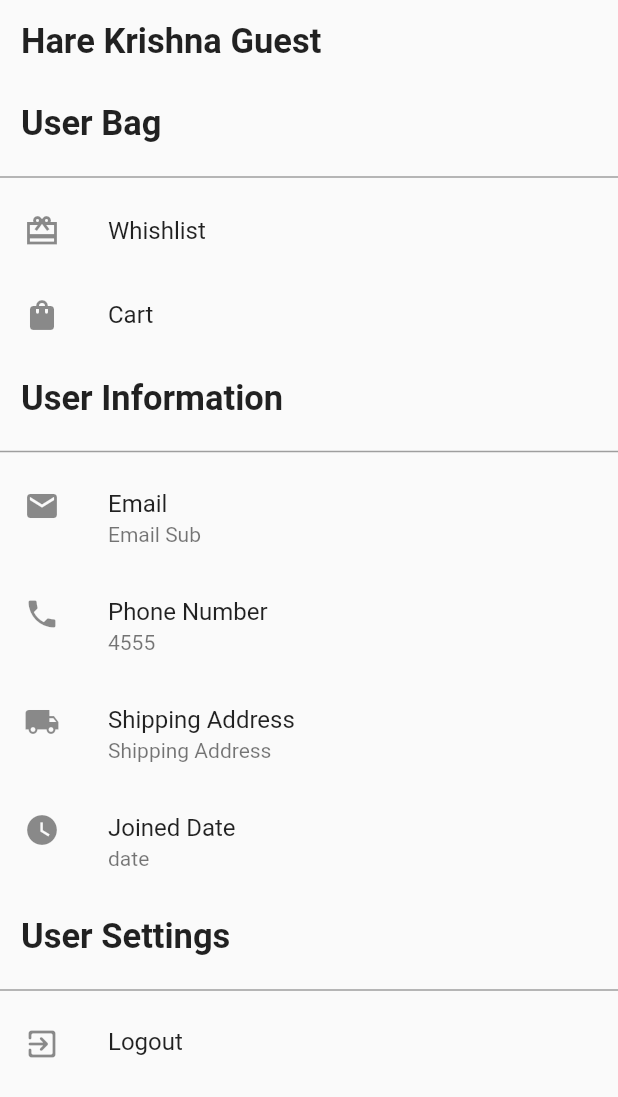
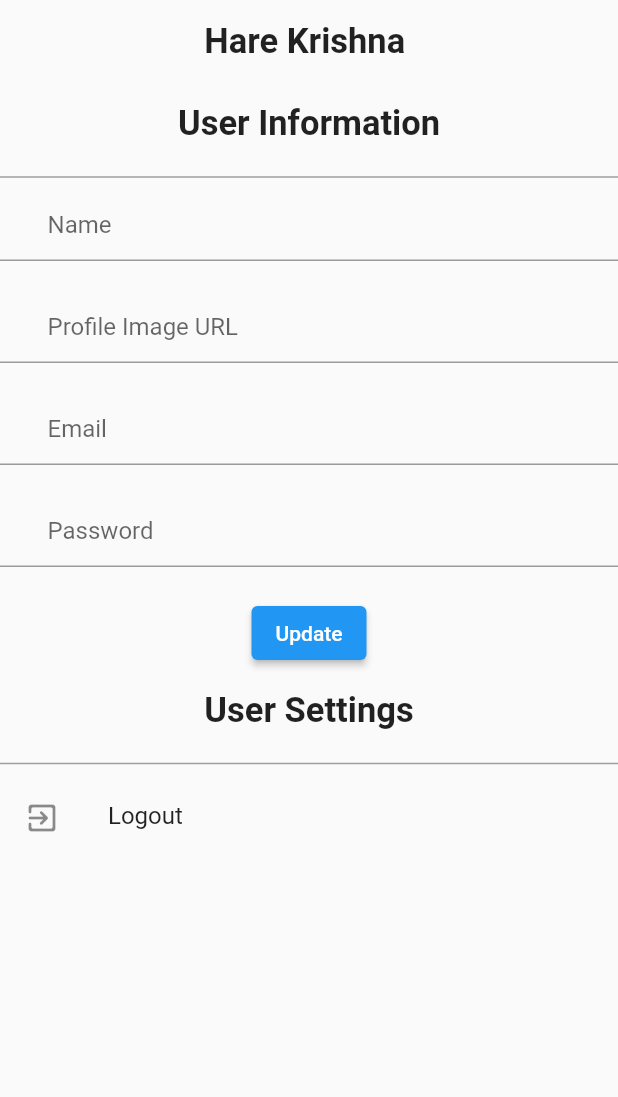
Before and after one commit to mail2sree/HareKrishnaJapaYagna, a Flutter app: the Profile screen opened directly, on a phone screen of 412 x 824 dp. Shown: the top 1097 px of the screen. Run offline on Flutter 3.47's test engine with Material 2 defaults, Android fonts, the light colour scheme and no system bars; our stand-ins replace firebase_auth, firebase_core, firebase_database, youtube_player_flutter; accounts and stored records are empty; network calls fail.

Commit message:
Hare Krishna Japa Yagna

```diff
--- a/lib/main.dart
+++ b/lib/main.dart
@@ -3,7 +3,6 @@
 import 'package:firebase_auth/firebase_auth.dart';
 import 'package:flutter/material.dart';
 import 'package:firebase_core/firebase_core.dart';
-import 'package:harekrishnajapayagna/home.dart';
 import 'package:harekrishnajapayagna/nav_screen.dart';
 
 void main() {
@@ -18,6 +17,7 @@ class MyApp extends StatelessWidget {
   Widget build(BuildContext context) {
     return MaterialApp(
       title: 'Hare Krishna Japa Yagna',
+      debugShowCheckedModeBanner: false,
       theme: ThemeData(
         primarySwatch: Colors.blue,
       ),
@@ -76,7 +76,7 @@ class _MyHomePageState extends State<MyHomePage> {
         verificationFailed: verificationFailed,
         codeSent: codeSent,
         codeAutoRetrievalTimeout: codeAutoRetrievalTimeout,
-        timeout: Duration(minutes: 1));
+        timeout: Duration(seconds: 30));
     setState(() {
       otpSent = true;
     });
@@ -146,7 +146,7 @@ class _MyHomePageState extends State<MyHomePage> {
                               ),
                             ),
                             ElevatedButton(
-                                onPressed: _verifyOTP, child: Text('Register'))
+                                onPressed: _verifyOTP, child: Text('Login'))
                           ],
                         )
                       : Column(
--- a/lib/profile.dart
+++ b/lib/profile.dart
@@ -1,50 +1,49 @@
 import 'package:flutter/material.dart';
+import 'package:firebase_auth/firebase_auth.dart';
+import 'package:harekrishnajapayagna/home.dart';
 
 class Profile extends StatelessWidget {
   ScrollController _scrollController;
   var top = 0.0;
+  TextEditingController _name = TextEditingController();
+  TextEditingController _profileurl = TextEditingController();
+  TextEditingController _email = TextEditingController();
+  TextEditingController _password = TextEditingController();
+
+  void logout() {
+    FirebaseAuth.instance.signOut();
+  }
+
   @override
   Widget build(BuildContext context) {
+    void _save() {
+      var name = _name.text;
+      var profileurl = _profileurl.text;
+      var email = _email.text;
+      var password = _password.text;
+      FirebaseAuth.instance.currentUser.updateDisplayName(name);
+      FirebaseAuth.instance.currentUser.updatePhotoURL(profileurl);
+      FirebaseAuth.instance.currentUser.updateEmail(email);
+      FirebaseAuth.instance.currentUser.updatePassword(password);
+      FirebaseAuth.instance.currentUser.reload();
+      Navigator.push(
+        context,
+        MaterialPageRoute(builder: (context) => Tracker()),
+      );
+    }
+
     return Scaffold(
       body: Stack(children: [
         CustomScrollView(controller: _scrollController, slivers: <Widget>[
           SliverToBoxAdapter(
             child: Column(
               mainAxisAlignment: MainAxisAlignment.center,
-              crossAxisAlignment: CrossAxisAlignment.start,
+              crossAxisAlignment: CrossAxisAlignment.center,
               children: [
                 Padding(
                     padding: const EdgeInsets.only(left: 0.0),
-                    child: userTitle('Hare Krishna Guest')),
-                Padding(
-                    padding: const EdgeInsets.only(left: 0.0),
-                    child: userTitle('User Bag')),
-                Divider(
-                  thickness: 1,
-                  color: Colors.grey,
-                ),
-                Material(
-                  color: Colors.transparent,
-                  child: InkWell(
-                    splashColor: Theme.of(context).splashColor,
-                    child: ListTile(
-                      onTap: () {},
-                      title: Text('Whishlist'),
-                      leading: Icon(Icons.card_giftcard_sharp),
-                    ),
-                  ),
-                ),
-                Material(
-                  color: Colors.transparent,
-                  child: InkWell(
-                    splashColor: Theme.of(context).splashColor,
-                    child: ListTile(
-                      onTap: () => {},
-                      title: Text('Cart'),
-                      leading: Icon(Icons.shopping_bag_rounded),
-                    ),
-                  ),
-                ),
+                    child: userTitle(
+                        'Hare Krishna ${FirebaseAuth.instance.currentUser.phoneNumber}')),
                 Padding(
                     padding: const EdgeInsets.only(left: 0.0),
                     child: userTitle('User Information')),
@@ -52,11 +51,36 @@ class Profile extends StatelessWidget {
                   thickness: 1,
                   color: Colors.grey,
                 ),
-                userListFile('Email', 'Email Sub', 0, context),
-                userListFile('Phone Number', '4555', 1, context),
-                userListFile(
-                    'Shipping Address', 'Shipping Address', 2, context),
-                userListFile('Joined Date', 'date', 3, context),
+                TextField(
+                  controller: _name,
+                  decoration: InputDecoration(hintText: '        Name'),
+                ),
+                SizedBox(
+                  height: 20,
+                ),
+                TextField(
+                  controller: _profileurl,
+                  decoration:
+                      InputDecoration(hintText: '        Profile Image URL'),
+                ),
+                SizedBox(
+                  height: 20,
+                ),
+                TextField(
+                  controller: _email,
+                  decoration: InputDecoration(hintText: '        Email'),
+                ),
+                SizedBox(
+                  height: 20,
+                ),
+                TextField(
+                  controller: _password,
+                  decoration: InputDecoration(hintText: '        Password'),
+                ),
+                SizedBox(
+                  height: 20,
+                ),
+                ElevatedButton(onPressed: _save, child: Text('Update')),
                 Padding(
                     padding: const EdgeInsets.only(left: 0.0),
                     child: userTitle('User Settings')),
@@ -64,7 +88,7 @@ class Profile extends StatelessWidget {
                   thickness: 1,
                   color: Colors.grey,
                 ),
-                userListFile('Logout', '', 4, context),
+                userListFile('Logout', '', 4, context, logout),
               ],
             ),
           ),
@@ -124,8 +148,8 @@ class Profile extends StatelessWidget {
     Icons.exit_to_app_rounded
   ];
 
-  Widget userListFile(
-      String title, String subtitle, int index, BuildContext context) {
+  Widget userListFile(String title, String subtitle, int index,
+      BuildContext context, Function function) {
     return Material(
       color: Colors.transparent,
       child: InkWell(
--- a/pubspec.yaml
+++ b/pubspec.yaml
@@ -37,6 +37,9 @@ dependencies:
   firebase_auth: ^3.1.2
   firebase_core: ^1.7.0
   firebase_analytics: ^8.3.3
+  firebase_database: ^8.0.0
+  http: ^0.13.4
+  youtube_player_flutter: ^8.0.0
 
 dev_dependencies:
   flutter_test:
```
Also changed, not shown: lib/home.dart (+43 -3 lines), lib/japa-videos.dart (added, +173 -0 lines), lib/models/channel_model.dart (added, +32 -0 lines), lib/models/video_model.dart (added, +22 -0 lines), lib/nav_screen.dart (+3 -4 lines), lib/services/api_service.dart (added, +84 -0 lines), lib/video_screen.dart (added, +41 -0 lines), pubspec.lock, 2 other files.
